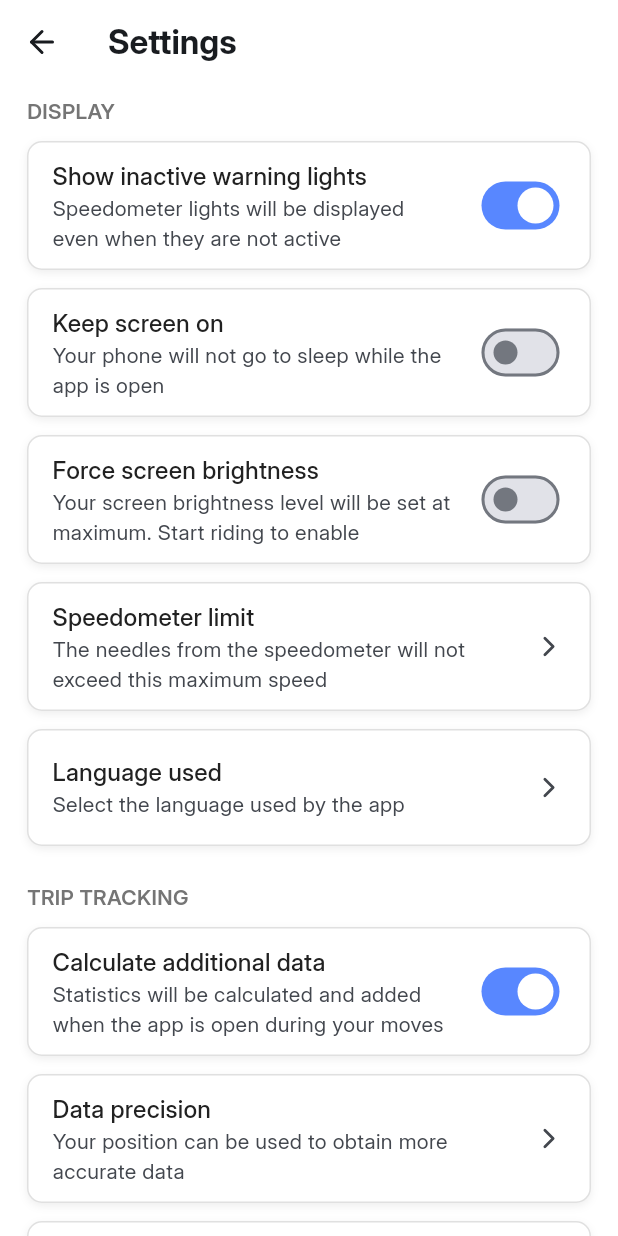
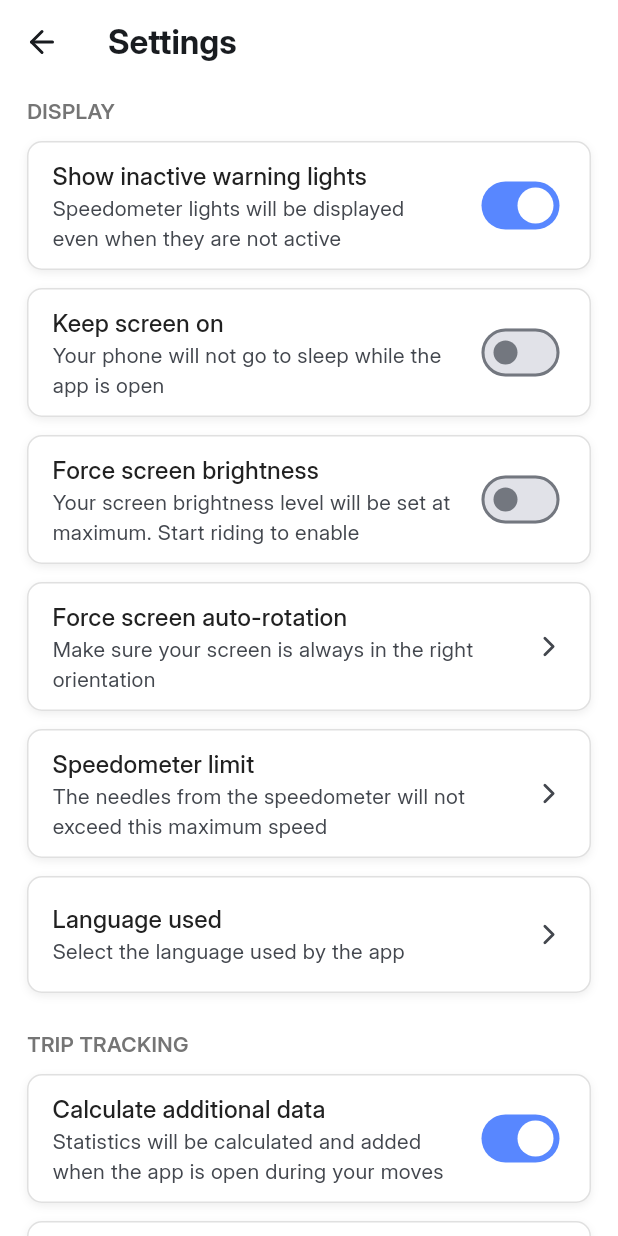
Before and after one commit to johan-perso/escive, a Flutter app: the SettingsScreen screen opened directly, on a phone screen of 412 x 824 dp. Run offline on Flutter 3.47's test engine with Material 3 defaults, Android fonts, the phone set to English and light mode, and no system bars; our stand-ins replace action_slider, app_links, battery_plus, easy_localization, flutter_blue_plus, flutter_dotenv and 14 more; missing offline and left inert: cupertino_onboarding, flutter_fgbg, haptic_feedback, installed_apps, logarte and 5 more; accounts and stored records are empty; project files that could hold a hidden picture were left out.

Commit message:
Settings to force auto screen rotation

```diff
--- a/lib/main.dart
+++ b/lib/main.dart
@@ -6,6 +6,7 @@
 import 'package:escive/utils/haptic.dart';
 import 'package:escive/utils/refresh_advanced_stats.dart';
 import 'package:escive/utils/send_kustom_variable.dart';
+import 'package:escive/utils/system_rotations.dart';
 import 'package:escive/widgets/warning_light.dart';
 
 import 'dart:async';
@@ -299,6 +300,10 @@
       logarte.log('FGBG: Received event: ${globals.appIsInForeground ? 'foreground' : 'background'}');
     });
 
+    if(globals.settings['forceAutoRotation'] == 'auto' || globals.settings['forceAutoRotation'] == 'landscape') {
+      globals.orientationManager.forceAutoRotate(onlyLandscape: globals.settings['forceAutoRotation'] == 'landscape');
+    }
+
     initDeepLinks();
     debugPrint("TimeMesuring: main.dart: initState() finished his tasks, elapsed: ${mesureStopwatch.elapsedMilliseconds} ms");
   }
--- a/lib/pages/settings.dart
+++ b/lib/pages/settings.dart
@@ -102,6 +102,45 @@
                 onChanged: (bool? value) {
                   Haptic().light();
                   globals.setSettings('forceScreenBrightnessMax', value);
+                },
+              ),
+
+              SettingsTile.select(
+                context: context,
+                title: 'settings.display.forceAutoRotation.title'.tr(),
+                subtitle: 'settings.display.forceAutoRotation.subtitle'.tr(),
+                value: globals.settings['forceAutoRotation'] ?? 'default',
+                values: [
+                  {
+                    "id": "default",
+                    "title": "settings.display.forceAutoRotation.values.default.title".tr(),
+                    "subtitle": "settings.display.forceAutoRotation.values.default.subtitle".tr(),
+                  },
+                  {
+                    "id": "auto",
+                    "title": "settings.display.forceAutoRotation.values.auto.title".tr(),
+                    "subtitle": "settings.display.forceAutoRotation.values.auto.subtitle".tr(),
+                  },
+                  {
+                    "id": "landscape",
+                    "title": "settings.display.forceAutoRotation.values.landscape.title".tr(),
+                    "subtitle": "settings.display.forceAutoRotation.values.landscape.subtitle".tr(),
+                  },
+                ],
+                onChanged: (String? value) async {
+                  Haptic().light();
+                  globals.setSettings('forceAutoRotation', value);
+
+                  if(value == 'default') {
+                    logarte.log("Stopping forcing auto-rotation due to user settings change");
+                    globals.orientationManager.stopForcingAutoRotate();
+                  } else if(value == 'auto') {
+                    logarte.log("Forcing auto-rotation 'auto' due to user settings change");
+                    globals.orientationManager.forceAutoRotate();
+                  } else if(value == 'landscape') {
+                    logarte.log("Forcing auto-rotation 'landscape' due to user settings change");
+                    globals.orientationManager.forceAutoRotate(onlyLandscape: true);
+                  }
                 },
               ),
               SettingsTile.select(
--- a/lib/utils/globals.dart
+++ b/lib/utils/globals.dart
@@ -6,6 +6,7 @@
 import 'package:escive/pages/music_player.dart';
 import 'package:escive/utils/geolocator.dart';
 import 'package:escive/utils/send_kustom_variable.dart';
+import 'package:escive/utils/system_rotations.dart';
 
 import 'dart:async';
 import 'package:flutter/material.dart';
@@ -16,6 +17,7 @@
 import 'package:easy_localization/easy_localization.dart' as localization;
 
 MusicPlayerHelper musicPlayerHelper = MusicPlayerHelper();
+OrientationManager orientationManager = OrientationManager();
 
 String lastWeatherCheckDate = "";
 String lastWeatherFetchDate = "";
@@ -142,6 +144,7 @@
     { "key": "maxRenderedSpeedKmh", "value": "25", "type": String },
     { "key": "keepScreenTurnedOn", "value": false, "type": bool },
     { "key": "forceScreenBrightnessMax", "value": false, "type": bool },
+    { "key": "forceAutoRotation", "value": 'default', "type": String },
     { "key": "enableDashboardWidgets", "value": false, "type": bool },
     { "key": "enableWeatherCheck", "value": false, "type": bool },
     { "key": "disableAutoBluetoothReconnection", "value": false, "type": bool },
--- a/pubspec.yaml
+++ b/pubspec.yaml
@@ -32,6 +32,7 @@
   mapbox_maps_flutter: 2.9.0
   material_symbols_icons: 4.2815.0
   modal_bottom_sheet: 3.0.0
+  native_device_orientation: ^2.0.3
   package_info_plus: 8.3.0
   pattern_box: 0.5.4
   permission_handler: 12.0.0+1
--- a/resources/langs/en.json
+++ b/resources/langs/en.json
@@ -143,6 +143,24 @@
             "forceScreenBrightnessMax": {
                 "title": "Force screen brightness",
                 "subtitle": "Your screen brightness level will be set at maximum. Start riding to enable"
+            },
+            "forceAutoRotation": {
+                "title": "Force screen auto-rotation",
+                "subtitle": "Make sure your screen is always in the right orientation",
+                "values": {
+                    "default": {
+                        "title": "Disabled",
+                        "subtitle": "Orientation will be based on your phone settings"
+                    },
+                    "auto": {
+                        "title": "Auto",
+                        "subtitle": "Orientation will be based on your phone position"
+                    },
+                    "landscape": {
+                        "title": "Landscape",
+                        "subtitle": "Orientation will always be on landscape mode"
+                    }
+                }
             },
             "maxRenderedSpeedKmh": {
                 "title": "Speedometer limit",
--- a/resources/langs/fr.json
+++ b/resources/langs/fr.json
@@ -146,6 +146,24 @@
             "forceScreenBrightnessMax": {
                 "title": "Forcer la luminosité de l'écran",
                 "subtitle": "Le niveau de luminosité de votre écran sera défini à 100%. Commencez à rouler pour activer cette fonctionnalité"
+            },
+            "forceAutoRotation": {
+                "title": "Forcer la rotation automatique",
+                "subtitle": "Bloquer l'orientation de votre écran dans un sens spécifique",
+                "values": {
+                    "default": {
+                        "title": "Désactivé",
+                        "subtitle": "Les réglages de votre téléphone seront utilisés"
+                    },
+                    "auto": {
+                        "title": "Automatique",
+                        "subtitle": "L'orientation de votre écran suivra le sens physique de ce dernier"
+                    },
+                    "landscape": {
+                        "title": "Paysage",
+                        "subtitle": "L'orientation de l'écran sera en mode paysage"
+                    }
+                }
             },
             "maxRenderedSpeedKmh": {
                 "title": "Limite de vitesse du compteur",
```
Also changed, not shown: lib/utils/system_rotations.dart (added, +78 -0 lines).
